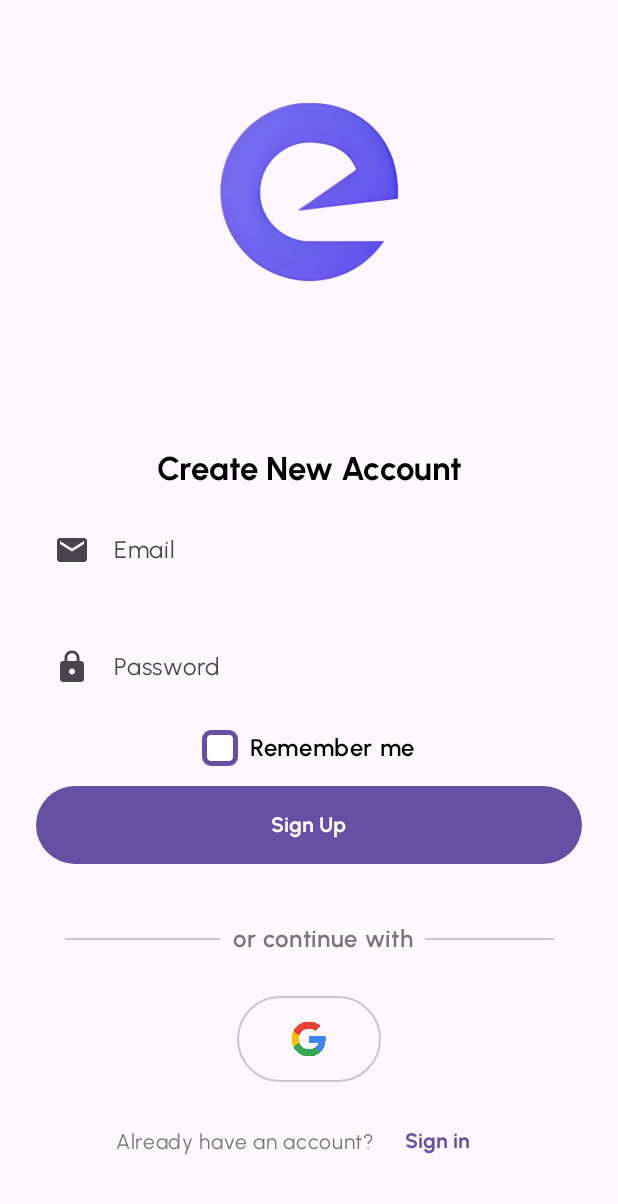
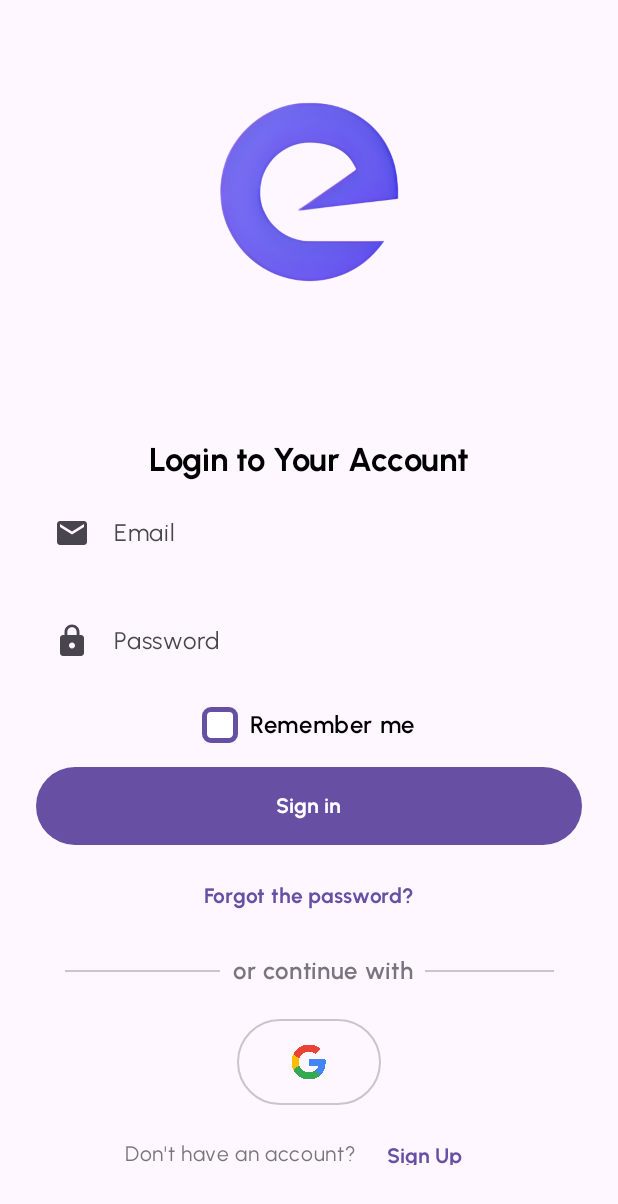
Before and after one commit to abulnes16/truckers-app, an Android app built with Jetpack Compose: the SignUpScreen screen opened through its navigation route, after a tap on "Sign in", on a phone screen of 412 x 824 dp. Shown: the top 1204 px of the screen. Run offline under Robolectric (Android 15) with nearby library versions, the light colour scheme and no system bars; 3 statements that could not run were skipped.

Commit message:
Configure navigation for the auth screens

```diff
--- a/app/src/main/java/com/abulnes/trucker_app/navigation/auth/AuthDestinations.kt
+++ b/app/src/main/java/com/abulnes/trucker_app/navigation/auth/AuthDestinations.kt
@@ -21,3 +21,8 @@ object ForgotPassword : AuthDestinations {
 object Welcome : AuthDestinations {
     override val route: String = "Welcome"
 }
+
+
+object CreatePassword : AuthDestinations {
+    override val route: String = "CreatePassword"
+}
--- a/app/src/main/java/com/abulnes/trucker_app/navigation/auth/AuthGraph.kt
+++ b/app/src/main/java/com/abulnes/trucker_app/navigation/auth/AuthGraph.kt
@@ -4,6 +4,8 @@ import androidx.navigation.NavController
 import androidx.navigation.NavGraphBuilder
 import androidx.navigation.compose.composable
 import androidx.navigation.navigation
+import com.abulnes.trucker_app.navigation.home.navigateToHome
+import com.abulnes.trucker_app.ui.screens.auth.CreatePasswordScreen
 import com.abulnes.trucker_app.ui.screens.auth.ForgotPasswordScreen
 import com.abulnes.trucker_app.ui.screens.auth.SignInScreen
 import com.abulnes.trucker_app.ui.screens.auth.SignUpScreen
@@ -13,17 +15,38 @@ const val AUTH_ROUTE = "auth"
 
 fun NavGraphBuilder.authGraph(navController: NavController) {
     navigation(startDestination = Welcome.route, route = AUTH_ROUTE) {
+
         composable(Welcome.route) {
-            WelcomeScreen()
+            WelcomeScreen(
+                onClickSignUp = { navController.navigateToSignUp() },
+                onClickSignIn = { navController.navigateToSignIn() }
+            )
         }
         composable(SignIn.route) {
-            SignInScreen()
+            SignInScreen(
+                onSignIn = { navController.navigateToHome() },
+                onClickSignUp = { navController.navigateToSignUp() },
+                onClickForgotPassword = { navController.navigateToForgotPassword() }
+            )
         }
         composable(SignUp.route) {
-            SignUpScreen()
+            SignUpScreen(
+                onSignUp = { navController.navigateToHome() },
+                onClickSignIn = { navController.navigateToSignIn() }
+            )
         }
         composable(ForgotPassword.route) {
-            ForgotPasswordScreen()
+            ForgotPasswordScreen(
+                onGoBack = { navController.popBackStack() },
+                onCreatePassword = { navController.navigateToCreatePassword() }
+            )
+        }
+
+        composable(CreatePassword.route) {
+            CreatePasswordScreen(
+                onGoBack = { navController.popBackStack() },
+                onResetPassword = { navController.navigateToHome() }
+            )
         }
     }
 }
--- /dev/null
+++ b/app/src/main/java/com/abulnes/trucker_app/navigation/auth/AuthNavigationExtensions.kt
@@ -0,0 +1,20 @@
+package com.abulnes.trucker_app.navigation.auth
+
+import androidx.navigation.NavController
+import androidx.navigation.NavGraphBuilder
+
+fun NavController.navigateToSignIn(){
+    this.navigate(SignIn.route)
+}
+
+fun NavController.navigateToSignUp(){
+    this.navigate(SignUp.route)
+}
+
+fun NavController.navigateToForgotPassword(){
+    this.navigate(ForgotPassword.route)
+}
+
+fun NavController.navigateToCreatePassword(){
+    this.navigate(CreatePassword.route)
+}
--- a/app/src/main/java/com/abulnes/trucker_app/ui/components/atoms/Button.kt
+++ b/app/src/main/java/com/abulnes/trucker_app/ui/components/atoms/Button.kt
@@ -1,5 +1,6 @@
 package com.abulnes.trucker_app.ui.components.atoms
 
+import android.util.Log
 import androidx.annotation.StringRes
 import androidx.compose.foundation.layout.Row
 import androidx.compose.foundation.layout.fillMaxWidth
@@ -30,12 +31,19 @@ enum class ButtonTypes {
 fun ButtonContent(
     modifier: Modifier = Modifier,
     text: Int? = null,
+    buttonText: String? = null,
     content: (@Composable () -> Unit)? = null,
 ) {
     val contentModifier = modifier.padding(8.dp)
-    if (text != null) {
+
+
+    if (text != null || buttonText != null) {
+
+        val renderText =
+            if (text != null) stringResource(id = text) else if (buttonText !== null) buttonText else ""
+
         Text(
-            text = stringResource(id = text),
+            text = renderText,
             modifier = contentModifier,
             fontFamily = urbanistFontFamily,
             fontWeight = FontWeight.Bold
@@ -52,10 +60,11 @@ fun ButtonContent(
 
 @Composable
 fun MainButton(
-    onClick: ()-> Unit,
+    onClick: () -> Unit,
     modifier: Modifier = Modifier,
     type: ButtonTypes = ButtonTypes.PRIMARY,
     @StringRes text: Int? = null,
+    buttonText: String? = null,
     textModifier: Modifier = Modifier,
     content: @Composable() (() -> Unit)? = null
 ) {
@@ -67,7 +76,12 @@ fun MainButton(
     when (type) {
         ButtonTypes.PRIMARY -> {
             Button(onClick = onClick, modifier = buttonModifier) {
-                ButtonContent(text = text, modifier = textModifier, content = content)
+                ButtonContent(
+                    text = text,
+                    buttonText = buttonText,
+                    modifier = textModifier,
+                    content = content
+                )
             }
         }
 
@@ -77,7 +91,12 @@ fun MainButton(
                 modifier = buttonModifier,
                 colors = ButtonDefaults.outlinedButtonColors(contentColor = MaterialTheme.colorScheme.onBackground)
             ) {
-                ButtonContent(text = text, modifier = textModifier, content = content)
+                ButtonContent(
+                    text = text,
+                    buttonText = buttonText,
+                    modifier = textModifier,
+                    content = content
+                )
             }
         }
 
@@ -87,13 +106,23 @@ fun MainButton(
                 modifier = buttonModifier,
                 colors = ButtonDefaults.filledTonalButtonColors(contentColor = MaterialTheme.colorScheme.primary)
             ) {
-                ButtonContent(text = text, modifier = textModifier, content = content)
+                ButtonContent(
+                    text = text,
+                    buttonText = buttonText,
+                    modifier = textModifier,
+                    content = content
+                )
             }
         }
 
         ButtonTypes.PRIMARY_TEXT -> {
             TextButton(onClick = onClick, modifier = modifier) {
-                ButtonContent(text = text, modifier = textModifier, content = content)
+                ButtonContent(
+                    text = text,
+                    buttonText = buttonText,
+                    modifier = textModifier,
+                    content = content
+                )
             }
         }
 
@@ -116,7 +145,7 @@ fun PrimaryButtonPreview() {
 @Composable
 fun SecondaryButtonPreview() {
     TruckerAppTheme {
-        MainButton(onClick = {},type = ButtonTypes.SECONDARY, text = R.string.sign_up)
+        MainButton(onClick = {}, type = ButtonTypes.SECONDARY, text = R.string.sign_up)
     }
 }
 
@@ -124,7 +153,7 @@ fun SecondaryButtonPreview() {
 @Composable
 fun OutlineButtonPreview() {
     TruckerAppTheme {
-        MainButton(onClick = {},type = ButtonTypes.OUTLINE, text = R.string.sign_up)
+        MainButton(onClick = {}, type = ButtonTypes.OUTLINE, text = R.string.sign_up)
     }
 }
 
@@ -132,6 +161,6 @@ fun OutlineButtonPreview() {
 @Composable
 fun PrimaryTextButtonPreview() {
     TruckerAppTheme {
-        MainButton(onClick = {},type = ButtonTypes.PRIMARY_TEXT, text = R.string.sign_up)
+        MainButton(onClick = {}, type = ButtonTypes.PRIMARY_TEXT, text = R.string.sign_up)
     }
 }
--- a/app/src/main/java/com/abulnes/trucker_app/ui/components/atoms/Screen.kt
+++ b/app/src/main/java/com/abulnes/trucker_app/ui/components/atoms/Screen.kt
@@ -1,9 +1,12 @@
 package com.abulnes.trucker_app.ui.components.atoms
 
 import androidx.compose.foundation.background
+import androidx.compose.foundation.gestures.Orientation
+import androidx.compose.foundation.gestures.scrollable
 import androidx.compose.foundation.layout.Arrangement
 import androidx.compose.foundation.layout.Column
 import androidx.compose.foundation.layout.fillMaxSize
+import androidx.compose.foundation.rememberScrollState
 import androidx.compose.material3.MaterialTheme
 import androidx.compose.runtime.Composable
 import androidx.compose.ui.Alignment
@@ -14,14 +17,23 @@ fun Screen(
     modifier: Modifier = Modifier,
     alignment: Alignment.Horizontal = Alignment.CenterHorizontally,
     arrangement: Arrangement.Vertical = Arrangement.Top,
+    withScroll: Boolean = false,
     content: @Composable () -> Unit
 ) {
+
+    val screenModifier = modifier
+        .fillMaxSize()
+        .background(MaterialTheme.colorScheme.background)
+
+    if (withScroll) {
+        screenModifier.scrollable(rememberScrollState(), orientation = Orientation.Vertical)
+    }
+
+
     Column(
-        modifier = modifier
-            .fillMaxSize()
-            .background(MaterialTheme.colorScheme.background),
+        modifier = screenModifier,
         horizontalAlignment = alignment,
-        verticalArrangement = arrangement
+        verticalArrangement = arrangement,
     ) {
         content()
     }
--- a/app/src/main/java/com/abulnes/trucker_app/ui/screens/auth/SignIn.kt
+++ b/app/src/main/java/com/abulnes/trucker_app/ui/screens/auth/SignIn.kt
@@ -34,8 +34,13 @@ import com.abulnes.trucker_app.ui.components.molecules.SpacerText
 import com.abulnes.trucker_app.ui.theme.TruckerAppTheme
 
 @Composable
-fun SignInScreen(modifier: Modifier = Modifier) {
-    Screen(modifier = modifier, arrangement = Arrangement.SpaceAround) {
+fun SignInScreen(
+    onSignIn: () -> Unit,
+    onClickForgotPassword: () -> Unit,
+    onClickSignUp: () -> Unit,
+    modifier: Modifier = Modifier
+) {
+    Screen(modifier = modifier, arrangement = Arrangement.SpaceAround, withScroll = true) {
         Logo()
         Column(
             horizontalAlignment = Alignment.CenterHorizontally,
@@ -75,11 +80,11 @@ fun SignInScreen(modifier: Modifier = Modifier) {
                 modifier = Modifier.padding(vertical = 8.dp)
             )
 
-            MainButton(text = R.string.sign_in, onClick = {})
+            MainButton(text = R.string.sign_in, onClick = onSignIn)
             MainButton(
                 type = ButtonTypes.PRIMARY_TEXT,
                 text = R.string.forgot_password,
-                onClick = {}
+                onClick = onClickForgotPassword
             )
             SpacerText(
                 text = R.string.or_continue_with,
@@ -110,7 +115,11 @@ fun SignInScreen(modifier: Modifier = Modifier) {
                     color = MaterialTheme.colorScheme.outline,
                     style = MaterialTheme.typography.bodyMedium
                 )
-                MainButton(type = ButtonTypes.PRIMARY_TEXT, text = R.string.sign_up, onClick = {})
+                MainButton(
+                    type = ButtonTypes.PRIMARY_TEXT,
+                    text = R.string.sign_up,
+                    onClick = onClickSignUp,
+                )
             }
         }
     }
@@ -121,7 +130,7 @@ fun SignInScreen(modifier: Modifier = Modifier) {
 @Composable
 fun SignInScreenPreview() {
     TruckerAppTheme {
-        SignInScreen()
+        SignInScreen({}, {}, {})
     }
 
 }
--- a/app/src/main/java/com/abulnes/trucker_app/ui/screens/auth/SignUp.kt
+++ b/app/src/main/java/com/abulnes/trucker_app/ui/screens/auth/SignUp.kt
@@ -34,7 +34,7 @@ import com.abulnes.trucker_app.ui.components.molecules.SpacerText
 import com.abulnes.trucker_app.ui.theme.TruckerAppTheme
 
 @Composable
-fun SignUpScreen(modifier: Modifier = Modifier) {
+fun SignUpScreen(onSignUp: () -> Unit, onClickSignIn: () -> Unit, modifier: Modifier = Modifier) {
     Screen(modifier = modifier, arrangement = Arrangement.SpaceAround) {
         Logo()
         Column(
@@ -75,7 +75,7 @@ fun SignUpScreen(modifier: Modifier = Modifier) {
                 textFontWeight = FontWeight.SemiBold
             )
 
-            MainButton(text = R.string.sign_up, onClick = {})
+            MainButton(text = R.string.sign_up, onClick = onSignUp)
             SpacerText(
                 text = R.string.or_continue_with,
                 fraction = 0.25f,
@@ -105,7 +105,7 @@ fun SignUpScreen(modifier: Modifier = Modifier) {
                     color = MaterialTheme.colorScheme.outline,
                     style = MaterialTheme.typography.bodyMedium
                 )
-                MainButton(type = ButtonTypes.PRIMARY_TEXT, text = R.string.sign_in, onClick = {})
+                MainButton(type = ButtonTypes.PRIMARY_TEXT, text = R.string.sign_in, onClick = onClickSignIn)
             }
         }
     }
@@ -116,7 +116,7 @@ fun SignUpScreen(modifier: Modifier = Modifier) {
 @Composable
 fun SignUpScreenPreview() {
     TruckerAppTheme {
-        SignUpScreen()
+        SignUpScreen({}, {})
     }
 
 }
--- a/app/src/main/java/com/abulnes/trucker_app/ui/screens/auth/Welcome.kt
+++ b/app/src/main/java/com/abulnes/trucker_app/ui/screens/auth/Welcome.kt
@@ -27,7 +27,11 @@ import com.abulnes.trucker_app.ui.theme.TruckerAppTheme
 import com.abulnes.trucker_app.ui.theme.urbanistFontFamily
 
 @Composable
-fun WelcomeScreen(modifier: Modifier = Modifier) {
+fun WelcomeScreen(
+    onClickSignIn: () -> Unit,
+    onClickSignUp: () -> Unit,
+    modifier: Modifier = Modifier
+) {
     Screen(modifier = modifier, arrangement = Arrangement.SpaceAround) {
         Column {
             Image(
@@ -71,7 +75,7 @@ fun WelcomeScreen(modifier: Modifier = Modifier) {
 
             }
             SpacerText(text = R.string.or, fraction = 0.4f)
-            MainButton(text = R.string.sign_in_with_password, onClick = {})
+            MainButton(text = R.string.sign_in_with_password, onClick = onClickSignIn)
 
             Row(verticalAlignment = Alignment.CenterVertically) {
                 Text(
@@ -81,7 +85,7 @@ fun WelcomeScreen(modifier: Modifier = Modifier) {
                 MainButton(
                     type = ButtonTypes.PRIMARY_TEXT,
                     text = R.string.sign_up,
-                    onClick = {}
+                    onClick = onClickSignUp
                 )
             }
         }
@@ -95,6 +99,6 @@ fun WelcomeScreen(modifier: Modifier = Modifier) {
 @Composable
 fun WelcomeScreenPreview() {
     TruckerAppTheme {
-        WelcomeScreen()
+        WelcomeScreen(onClickSignIn = {}, onClickSignUp = {})
     }
 }
```
Also changed, not shown: app/src/main/java/com/abulnes/trucker_app/navigation/home/HomeNavigationExtensions.kt (added, +7 -0 lines), app/src/main/java/com/abulnes/trucker_app/ui/screens/auth/CreatePassword.kt (+8 -4 lines), app/src/main/java/com/abulnes/trucker_app/ui/screens/auth/ForgotPassword.kt (+8 -4 lines).
